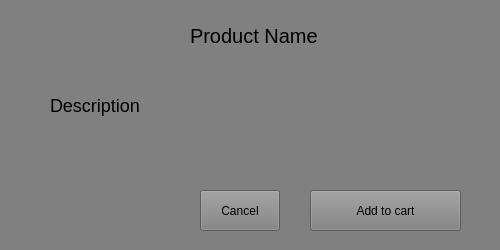
BeanDx/zoo-shop-qt-coursework, file productitem.ui: the form before one commit.
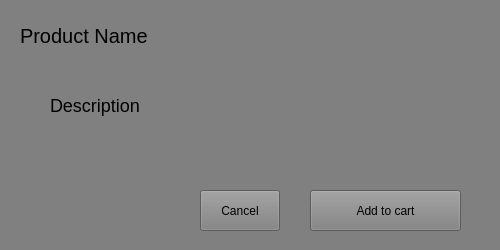
The form after the commit.

Commit message: Implemented clicking on a product and then opening a window with the name of the product

Diff of the .ui file:
```diff
--- a/productitem.ui
+++ b/productitem.ui
@@ -37,9 +37,9 @@
   <widget class="QLabel" name="product_name">
    <property name="geometry">
     <rect>
-     <x>190</x>
+     <x>20</x>
      <y>20</y>
-     <width>151</width>
+     <width>471</width>
      <height>31</height>
     </rect>
    </property>
```
The commit also changes 4 other files.
